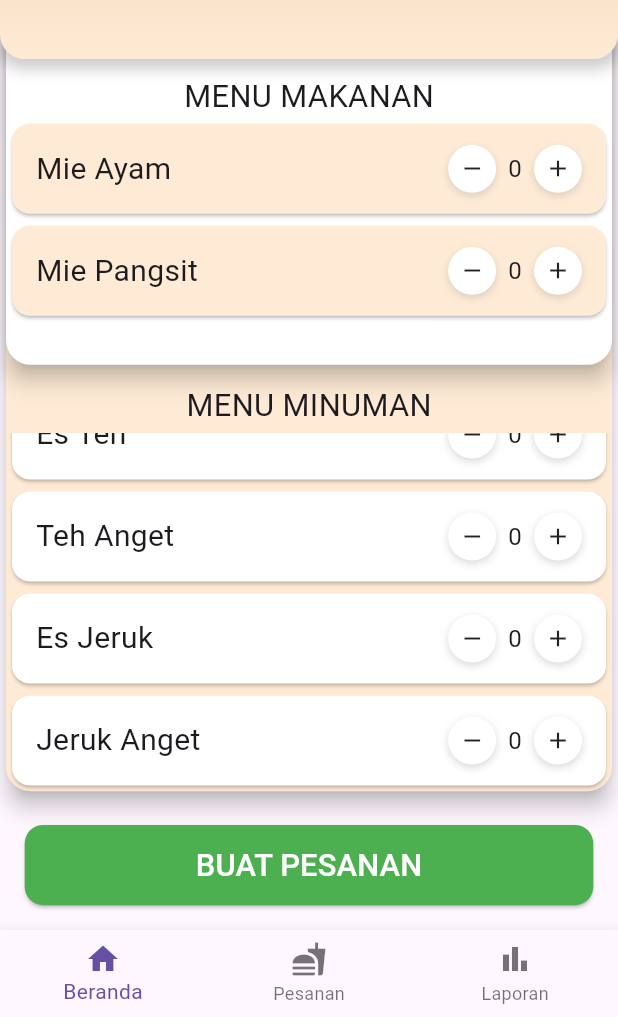
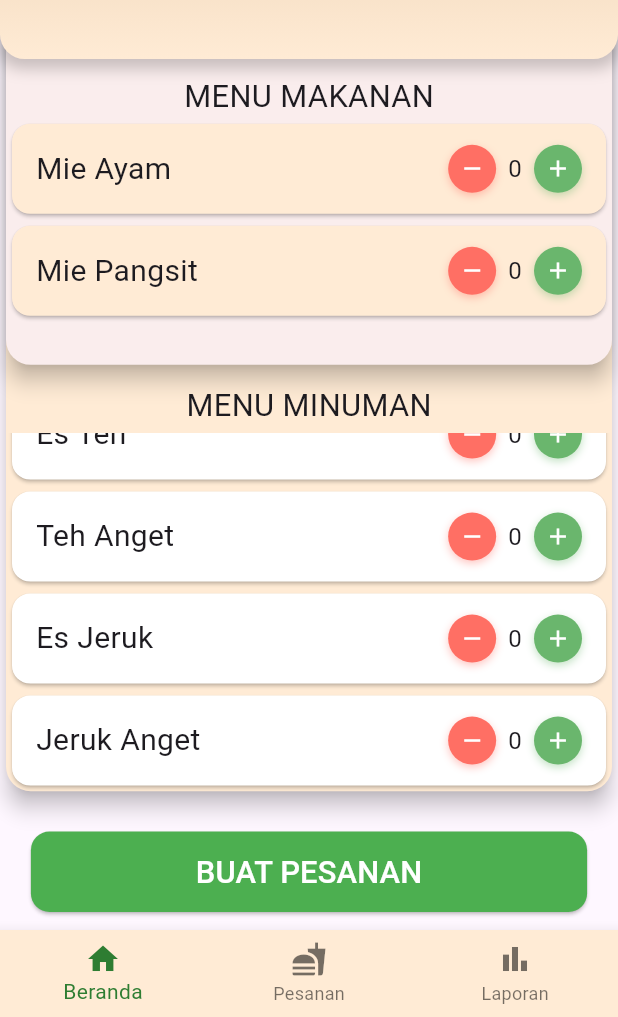
Before and after one commit to fadhlyarmi1987/mie_ayam_bhayangkara, a Flutter app: the screen it shows after launch, scrolled down 33 dp, after a tap on the "remove" icon, on a phone screen of 412 x 824 dp, the part 219-1236 px from its top. Run offline on Flutter 3.47's test engine with Material 3 defaults, Android fonts, the phone set to English and light mode, and no system bars; our stand-ins replace cloud_firestore, firebase_core, google_fonts; accounts and stored records are empty; Roboto replaces fonts that are missing (Khand).

Commit message:
update v2.0

```diff
--- a/lib/control_page.dart
+++ b/lib/control_page.dart
@@ -43,10 +43,14 @@ class _ControlPageState extends State<ControlPage> {
       body: IndexedStack(
         index: _selectedIndex,
         children: _pages,
+
       ),
       bottomNavigationBar: BottomNavigationBar(
         currentIndex: _selectedIndex,
         onTap: _onItemTapped,
+        backgroundColor: const Color(0xFFFFEBD5), // krem
+      selectedItemColor: Colors.green[800], // warna teks/icon terpilih
+      unselectedItemColor: Colors.black54,   // warna teks/icon tidak terpilih
          items: const [
       BottomNavigationBarItem(
         icon: Icon(Icons.home),
--- a/lib/pages/Dashboard.dart
+++ b/lib/pages/Dashboard.dart
@@ -56,9 +56,9 @@ Widget build(BuildContext context) {
     final screenWidth = MediaQuery.of(context).size.width;
     final screenHeight = MediaQuery.of(context).size.height;
 
-  final paddingSmall = screenWidth * 0.02;  // ~12px di layar kecil
+    final paddingSmall = screenWidth * 0.02; // ~12px di layar kecil
     final paddingMedium = screenWidth * 0.04; // ~20px
-  final cornerRadius = screenWidth * 0.04;  // ~16px
+    final cornerRadius = screenWidth * 0.04; // ~16px
     final headerFontSize = screenWidth * 0.09; // ~32px
     final sectionFontSize = screenWidth * 0.05; // ~20px
 
@@ -78,16 +78,20 @@ Widget build(BuildContext context) {
                     ),
                     elevation: 6,
                     child: SizedBox(
-                    height: screenHeight * 0.78,
+                      height: screenHeight * 0.78, //0.78
                       child: Padding(
                         padding: EdgeInsets.only(top: screenHeight * 0.45),
                         child: Column(
                           children: [
                             Padding(
-                            padding: EdgeInsets.only(bottom: screenHeight * 0.005),
+                              padding: EdgeInsets.only(
+                                bottom: screenHeight * 0.005,
+                              ),
                               child: Text(
                                 'MENU MINUMAN',
-                              style: GoogleFonts.jockeyOne(fontSize: sectionFontSize),
+                                style: GoogleFonts.jockeyOne(
+                                  fontSize: sectionFontSize,
+                                ),
                               ),
                             ),
                             Expanded(
@@ -97,8 +101,11 @@ Widget build(BuildContext context) {
                                   bottomRight: Radius.circular(cornerRadius),
                                 ),
                                 child: ListView(
-                               padding: EdgeInsets.only(top: screenHeight *0),
-                                children: drinkItems.keys.map(
+                                  padding: EdgeInsets.only(
+                                    top: screenHeight * 0,
+                                  ),
+                                  children: drinkItems.keys
+                                      .map(
                                         (item) => ItemCard(
                                           name: item,
                                           items: drinkItems,
@@ -107,7 +114,8 @@ Widget build(BuildContext context) {
                                           onRemove: _decrement,
                                           type: 'minuman',
                                         ),
-                                ).toList(),
+                                      )
+                                      .toList(),
                                 ),
                               ),
                             ),
@@ -122,7 +130,7 @@ Widget build(BuildContext context) {
                 Padding(
                   padding: EdgeInsets.only(top: screenHeight * 0.0325),
                   child: Card(
-                  color: const Color.fromARGB(255, 255, 255, 255),
+                    color: const Color.fromARGB(255, 250, 237, 237),
                     shape: RoundedRectangleBorder(
                       borderRadius: BorderRadius.circular(cornerRadius),
                     ),
@@ -138,7 +146,9 @@ Widget build(BuildContext context) {
                           children: [
                             Text(
                               'MENU MAKANAN',
-                            style: GoogleFonts.jockeyOne(fontSize: sectionFontSize),
+                              style: GoogleFonts.jockeyOne(
+                                fontSize: sectionFontSize,
+                              ),
                             ),
                             ...foodItems.keys.map(
                               (item) => ItemCard(
@@ -163,8 +173,10 @@ Widget build(BuildContext context) {
                   padding: EdgeInsets.all(paddingMedium),
                   decoration: BoxDecoration(
                     gradient: const LinearGradient(
-
-                    colors: [Color.fromARGB(255, 226, 199, 164), Color(0xFFFFEBD5)],
+                      colors: [
+                        Color.fromARGB(255, 226, 199, 164),
+                        Color(0xFFFFEBD5),
+                      ],
                       begin: Alignment.topCenter,
                       end: Alignment.bottomCenter,
                     ),
@@ -190,22 +202,18 @@ Widget build(BuildContext context) {
                     ),
                   ),
                 ),
-            ],
-          ),
-        ),
-      ),
-
-      // ✅ Tombol Buat Pesanan
                 Container(
                   height: screenHeight * 0.065,
                   width: double.infinity,
-        margin: EdgeInsets.all(paddingMedium),
+                  margin: EdgeInsets.only(top: screenHeight * 0.85, left: screenWidth * 0.05, right: screenWidth * 0.05),
                   child: ElevatedButton(
                     onPressed: () {
                       final selected = getSelectedItems();
                       if (selected.isEmpty) {
                         ScaffoldMessenger.of(context).showSnackBar(
-                const SnackBar(content: Text('Belum ada item yang dipilih!',)),
+                          const SnackBar(
+                            content: Text('Belum ada item yang dipilih!'),
+                          ),
                         );
                         return;
                       }
@@ -229,7 +237,9 @@ Widget build(BuildContext context) {
 
                             Navigator.of(context).pop();
                             ScaffoldMessenger.of(context).showSnackBar(
-                    const SnackBar(content: Text('Pesanan dikonfirmasi!')),
+                              const SnackBar(
+                                content: Text('Pesanan dikonfirmasi!'),
+                              ),
                             );
                           },
                         ),
@@ -237,9 +247,13 @@ Widget build(BuildContext context) {
                     },
                     style: ElevatedButton.styleFrom(
                       backgroundColor: Colors.green,
-            padding: EdgeInsets.symmetric(vertical: screenHeight * 0.015),
+                      padding: EdgeInsets.symmetric(
+                        vertical: screenHeight * 0.015,
+                      ),
                       shape: RoundedRectangleBorder(
-              borderRadius: BorderRadius.circular(cornerRadius * 0.75),
+                        borderRadius: BorderRadius.circular(
+                          cornerRadius * 0.75,
+                        ),
                       ),
                     ),
                     child: Text(
@@ -252,6 +266,12 @@ Widget build(BuildContext context) {
                   ),
                 ),
               ],
+            ),
+          ),
+        ),
+
+        // ✅ Tombol Buat Pesanan
+      ],
     );
   }
 }
--- a/lib/pages/laporanPage.dart
+++ b/lib/pages/laporanPage.dart
@@ -72,7 +72,7 @@ class _LaporanPageState extends State<LaporanPage> {
       body: Container(
         decoration: const BoxDecoration(
           gradient: LinearGradient(
-            colors: [Color.fromARGB(255, 226, 199, 164), Color(0xFFFFEBD5)],
+            colors: [Color.fromARGB(255, 226, 199, 164), Color.fromARGB(255, 230, 202, 172)],
             begin: Alignment.topCenter,
             end: Alignment.bottomCenter,
           ),
--- a/lib/pages/pesanan.dart
+++ b/lib/pages/pesanan.dart
@@ -47,7 +47,7 @@ class _AntreanPageState extends State<AntreanPage> {
       body: Container(
         decoration: const BoxDecoration(
           gradient: LinearGradient(
-            colors: [Color.fromARGB(255, 226, 199, 164), Color(0xFFFFEBD5)],
+            colors: [Color.fromARGB(255, 226, 199, 164), Color.fromARGB(255, 230, 202, 172)],
             begin: Alignment.topCenter,
             end: Alignment.bottomCenter,
           ),
@@ -89,7 +89,7 @@ class _AntreanPageState extends State<AntreanPage> {
                   ),
                 ),
               ),
-              const SizedBox(height: 16),
+              //const SizedBox(height: 16),
               Expanded(
                 child: StreamBuilder<QuerySnapshot>(
                   stream: FirebaseFirestore.instance
@@ -134,7 +134,7 @@ class _AntreanPageState extends State<AntreanPage> {
                         final ciriPembeli = data['ciri_pembeli'] ?? '';
 
                         return Padding(
-                          padding: const EdgeInsets.only(bottom: 16),
+                          padding: const EdgeInsets.only(bottom: 10),
                           child: _buildDismissibleCard(
                             docId,
                             _buildOrderCard(
@@ -159,8 +159,10 @@ class _AntreanPageState extends State<AntreanPage> {
   }
 
   Widget _buildDismissibleCard(String docId, Widget child) {
+    final screenWidth = MediaQuery.of(context).size.width;
+    final screenHeight = MediaQuery.of(context).size.height;
     return Padding(
-      padding: const EdgeInsets.only(right: 8.0),
+      padding: EdgeInsets.only(top: screenHeight * 0.001),
       child: Dismissible(
         key: Key(docId),
         direction: DismissDirection.endToStart,
@@ -261,8 +263,8 @@ class _AntreanPageState extends State<AntreanPage> {
         crossAxisAlignment: CrossAxisAlignment.start,
         children: [
           Center(
-            child: Text(
-              orderNumber,
+            child: Text("# $orderNumber",
+
               style: GoogleFonts.jockeyOne(
                 fontWeight: FontWeight.bold,
                 fontSize: 25,
--- a/lib/widgets/item_card.dart
+++ b/lib/widgets/item_card.dart
@@ -1,6 +1,3 @@
-
-
-// lib/widgets/item_card.dart
 import 'package:flutter/material.dart';
 import 'package:google_fonts/google_fonts.dart';
 
@@ -12,7 +9,6 @@ class ItemCard extends StatelessWidget {
   final void Function(String, Map<String, int>) onRemove;
   final String type; // 'makanan' atau 'minuman'
 
-
   const ItemCard({
     super.key,
     required this.name,
@@ -21,14 +17,12 @@ class ItemCard extends StatelessWidget {
     required this.onAdd,
     required this.onRemove,
     required this.type,
-
   });
 
   @override
   Widget build(BuildContext context) {
     return Card(
-      color: type == 'makanan' ? Color(0xFFFFEBD5) : Colors.white,
-
+      color: type == 'makanan' ? const Color(0xFFFFEBD5) : Colors.white,
       shape: RoundedRectangleBorder(borderRadius: BorderRadius.circular(12)),
       elevation: 1,
       child: SizedBox(
@@ -41,11 +35,22 @@ class ItemCard extends StatelessWidget {
               Text(name, style: GoogleFonts.jockeyOne(fontSize: 20)),
               Row(
                 children: [
-                  _roundButton(Icons.remove, () => onRemove(name, items)),
+                  _roundButton(
+                    icon: Icons.remove,
+                    onPressed: () => onRemove(name, items),
+                    backgroundColor: const Color.fromARGB(255, 255, 111, 100),
+                  ),
                   const SizedBox(width: 8),
-                  Text(items[name].toString(), style: const TextStyle(fontSize: 16)),
+                  Text(
+                    items[name].toString(),
+                    style: const TextStyle(fontSize: 16),
+                  ),
                   const SizedBox(width: 8),
-                  _roundButton(Icons.add, () => onAdd(name, items)),
+                  _roundButton(
+                    icon: Icons.add,
+                    onPressed: () => onAdd(name, items),
+                    backgroundColor: const Color.fromARGB(255, 106, 182, 109),
+                  ),
                 ],
               ),
             ],
@@ -55,7 +60,11 @@ class ItemCard extends StatelessWidget {
     );
   }
 
-  Widget _roundButton(IconData icon, VoidCallback onPressed) {
+  Widget _roundButton({
+    required IconData icon,
+    required VoidCallback onPressed,
+    required Color backgroundColor,
+  }) {
     return InkWell(
       onTap: onPressed,
       borderRadius: BorderRadius.circular(100),
@@ -63,13 +72,18 @@ class ItemCard extends StatelessWidget {
         width: 32,
         height: 32,
         decoration: BoxDecoration(
-          color: Colors.white,
+          color: backgroundColor,
           shape: BoxShape.circle,
           boxShadow: [
-            BoxShadow(color: Colors.grey.withOpacity(0.4), blurRadius: 4, offset: const Offset(0, 2)),
+            BoxShadow(
+              color: backgroundColor.withOpacity(0.4),
+              blurRadius: 4,
+              offset: const Offset(0, 2),
+            ),
           ],
         ),
-        child: Icon(icon, size: 18),
+        alignment: Alignment.center,
+        child: Icon(icon, size: 18, color: Colors.white),
       ),
     );
   }
```
Lines whose indentation alone changed are shown as unchanged.
